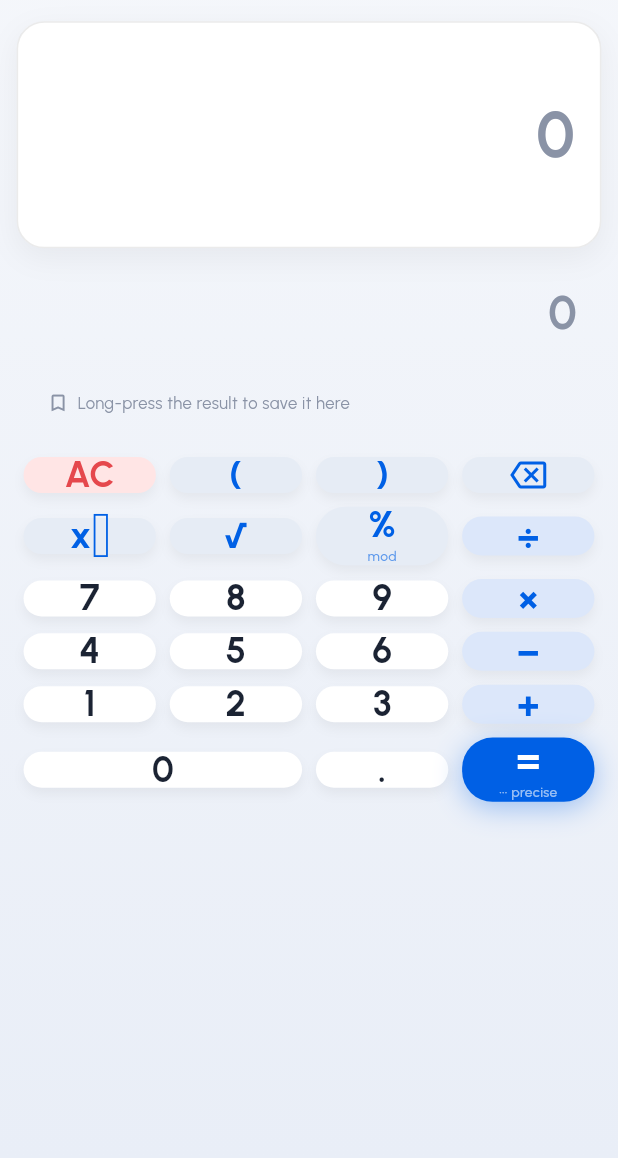
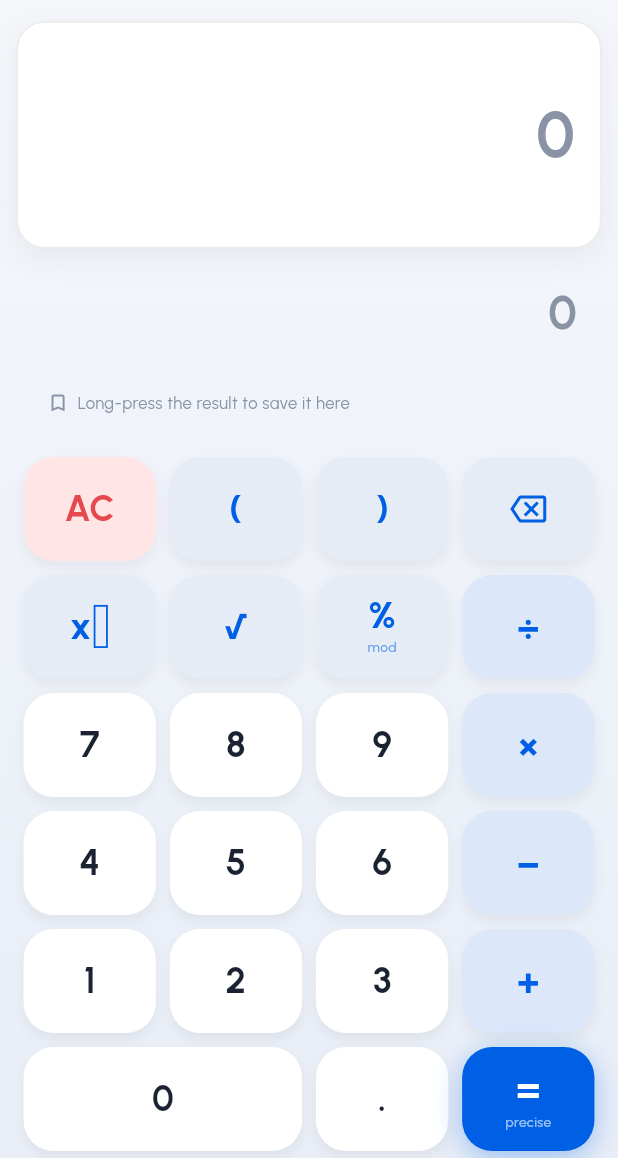
Before and after one commit to zamansheikh/Calcu, a Flutter app: the screen it shows after launch, on a phone screen of 412 x 824 dp, the part 78-1236 px from its top. Run offline on Flutter 3.47's test engine with Material 3 defaults, Android fonts, the phone set to English and light mode, and no system bars; our stand-ins replace flutter_screenutil, get_it, math_expressions, package_info_plus, shared_preferences; project files that could hold a hidden picture were left out.

Commit message:
refactor: simplify ButtonGrid layout by using _row method for button rows

```diff
--- a/lib/presentation/widgets/button_grid.dart
+++ b/lib/presentation/widgets/button_grid.dart
@@ -1,23 +1,30 @@
 import 'package:flutter/material.dart';
-import 'package:flutter_screenutil/flutter_screenutil.dart';
 import 'package:provider/provider.dart';
 
 import '../providers/calculator_provider.dart';
 import 'calculator_button.dart';
 
-/// 5×4 calculator keypad. Stateless and pulls actions from the provider.
+/// 6×4 calculator keypad. Each row stretches to fill its share of the
+/// available vertical space; each button stretches across its row.
 class ButtonGrid extends StatelessWidget {
   const ButtonGrid({super.key});
+
+  Widget _row(List<Widget> children) {
+    return Expanded(
+      child: Row(
+        crossAxisAlignment: CrossAxisAlignment.stretch,
+        children: children,
+      ),
+    );
+  }
 
   @override
   Widget build(BuildContext context) {
     final calc = context.read<CalculatorProvider>();
     return Column(
-      mainAxisSize: MainAxisSize.min,
       children: [
         // Row 1: AC ( ) ⌫
-        Row(
-          children: [
+        _row([
           CalculatorButton(
             label: 'AC',
             style: CalculatorButtonStyle.clear,
@@ -38,11 +45,9 @@ class ButtonGrid extends StatelessWidget {
             style: CalculatorButtonStyle.special,
             onTap: calc.backspace,
           ),
-          ],
-        ),
+        ]),
         // Row 2: x^  √  %  ÷
-        Row(
-          children: [
+        _row([
           CalculatorButton(
             label: 'xʸ',
             style: CalculatorButtonStyle.special,
@@ -65,11 +70,9 @@ class ButtonGrid extends StatelessWidget {
             style: CalculatorButtonStyle.operator,
             onTap: () => calc.insertOperator('÷'),
           ),
-          ],
-        ),
+        ]),
         // Row 3: 7 8 9 ×
-        Row(
-          children: [
+        _row([
           CalculatorButton(label: '7', onTap: () => calc.insertNumber('7')),
           CalculatorButton(label: '8', onTap: () => calc.insertNumber('8')),
           CalculatorButton(label: '9', onTap: () => calc.insertNumber('9')),
@@ -78,11 +81,9 @@ class ButtonGrid extends StatelessWidget {
             style: CalculatorButtonStyle.operator,
             onTap: () => calc.insertOperator('×'),
           ),
-          ],
-        ),
+        ]),
         // Row 4: 4 5 6 -
-        Row(
-          children: [
+        _row([
           CalculatorButton(label: '4', onTap: () => calc.insertNumber('4')),
           CalculatorButton(label: '5', onTap: () => calc.insertNumber('5')),
           CalculatorButton(label: '6', onTap: () => calc.insertNumber('6')),
@@ -91,11 +92,9 @@ class ButtonGrid extends StatelessWidget {
             style: CalculatorButtonStyle.operator,
             onTap: () => calc.insertOperator('-'),
           ),
-          ],
-        ),
+        ]),
         // Row 5: 1 2 3 +
-        Row(
-          children: [
+        _row([
           CalculatorButton(label: '1', onTap: () => calc.insertNumber('1')),
           CalculatorButton(label: '2', onTap: () => calc.insertNumber('2')),
           CalculatorButton(label: '3', onTap: () => calc.insertNumber('3')),
@@ -104,11 +103,9 @@ class ButtonGrid extends StatelessWidget {
             style: CalculatorButtonStyle.operator,
             onTap: () => calc.insertOperator('+'),
           ),
-          ],
-        ),
+        ]),
         // Row 6: 0(wide) . =
-        Row(
-          children: [
+        _row([
           CalculatorButton(
             label: '0',
             flex: 2,
@@ -117,14 +114,12 @@ class ButtonGrid extends StatelessWidget {
           CalculatorButton(label: '.', onTap: () => calc.insertSymbol('.')),
           CalculatorButton(
             label: '=',
-              subLabel: '··· precise',
+            subLabel: 'precise',
             style: CalculatorButtonStyle.equals,
             onTap: calc.calculate,
             onLongPress: calc.calculatePrecise,
           ),
-          ],
-        ),
-        SizedBox(height: 4.r),
+        ]),
       ],
     );
   }
```
Lines whose indentation alone changed are shown as unchanged.
